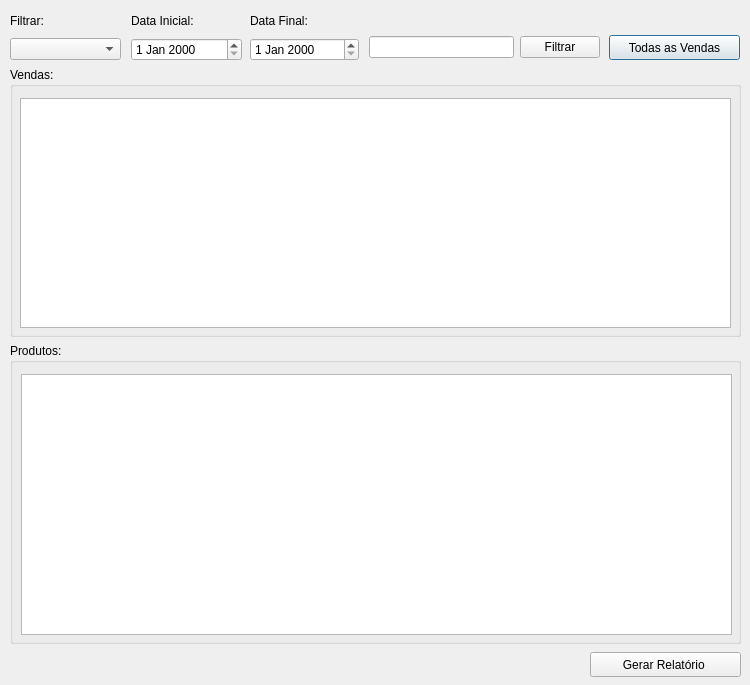
Above: frm_gestaovendas.ui from ustop0/TCC before the change. Below: the same form after it.
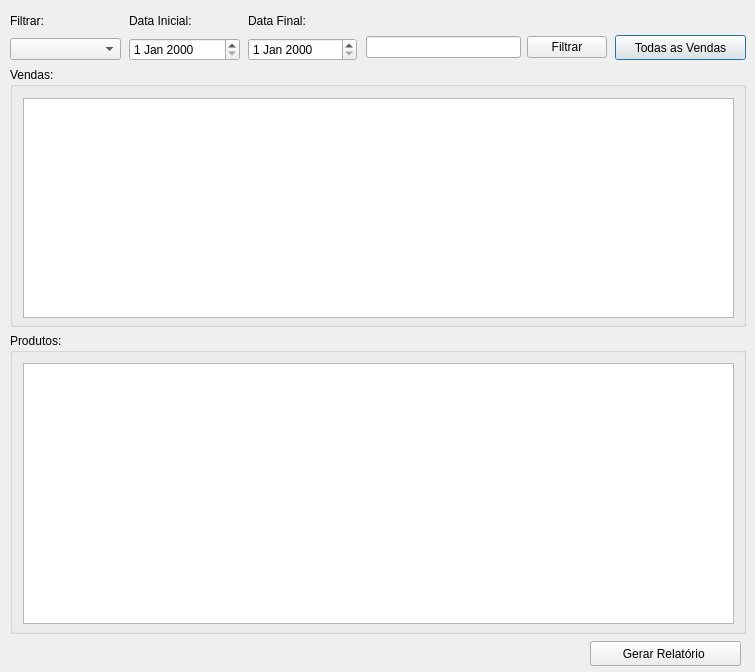
That is the form after the change.

Commit message: Aumentando formulário

Patch:
```diff
--- a/frm_gestaovendas.ui
+++ b/frm_gestaovendas.ui
@@ -6,8 +6,8 @@
    <rect>
     <x>0</x>
     <y>0</y>
-    <width>750</width>
-    <height>685</height>
+    <width>755</width>
+    <height>672</height>
    </rect>
   </property>
   <property name="windowTitle">
@@ -16,7 +16,7 @@
   <widget class="QPushButton" name="btn_mostratTodasVendas">
    <property name="geometry">
     <rect>
-     <x>609</x>
+     <x>615</x>
      <y>35</y>
      <width>131</width>
      <height>25</height>
@@ -29,8 +29,8 @@
   <widget class="QTableWidget" name="tw_listaProdutos">
    <property name="geometry">
     <rect>
-     <x>21</x>
-     <y>374</y>
+     <x>23</x>
+     <y>363</y>
      <width>711</width>
      <height>261</height>
     </rect>
@@ -40,7 +40,7 @@
    <property name="geometry">
     <rect>
      <x>590</x>
-     <y>652</y>
+     <y>641</y>
      <width>151</width>
      <height>25</height>
     </rect>
@@ -52,7 +52,7 @@
   <widget class="QWidget" name="layoutWidget">
    <property name="geometry">
     <rect>
-     <x>131</x>
+     <x>129</x>
      <y>10</y>
      <width>111</width>
      <height>51</height>
@@ -74,7 +74,7 @@
   <widget class="QWidget" name="layoutWidget">
    <property name="geometry">
     <rect>
-     <x>250</x>
+     <x>248</x>
      <y>10</y>
      <width>109</width>
      <height>51</height>
@@ -98,8 +98,8 @@
     <rect>
      <x>10</x>
      <y>67</y>
-     <width>731</width>
-     <height>270</height>
+     <width>736</width>
+     <height>260</height>
     </rect>
    </property>
    <property name="title">
@@ -108,10 +108,10 @@
    <widget class="QTableWidget" name="tw_listaVendas">
     <property name="geometry">
      <rect>
-      <x>10</x>
+      <x>13</x>
       <y>31</y>
       <width>711</width>
-      <height>230</height>
+      <height>220</height>
      </rect>
     </property>
    </widget>
@@ -120,8 +120,8 @@
    <property name="geometry">
     <rect>
      <x>10</x>
-     <y>343</y>
-     <width>731</width>
+     <y>333</y>
+     <width>736</width>
      <height>301</height>
     </rect>
    </property>
@@ -154,9 +154,9 @@
   <widget class="QWidget" name="">
    <property name="geometry">
     <rect>
-     <x>369</x>
+     <x>366</x>
      <y>34</y>
-     <width>231</width>
+     <width>241</width>
      <height>27</height>
     </rect>
    </property>
```
